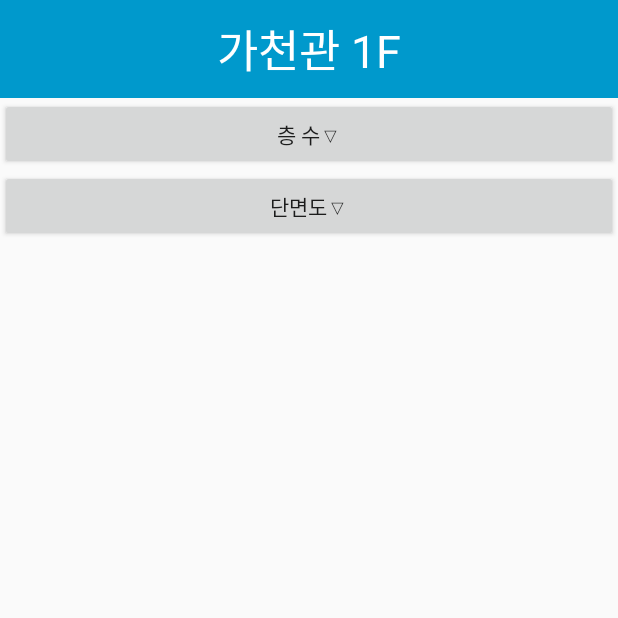
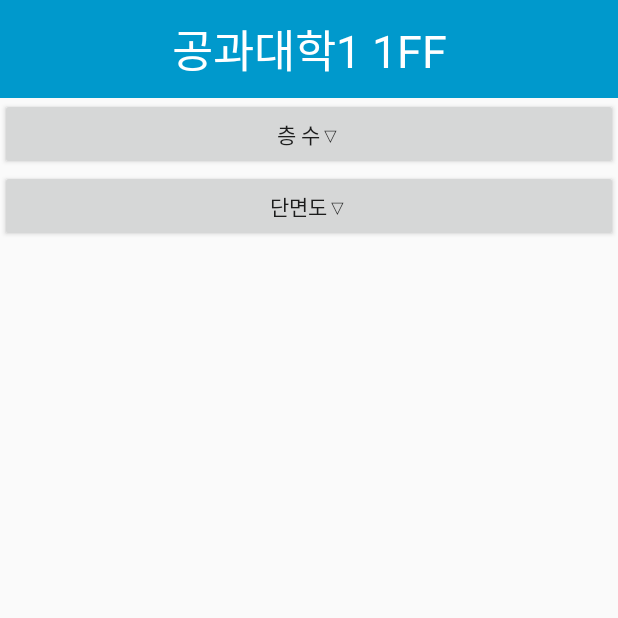
Before and after one commit to stafor94/FinalProject, an Android app: the screen it shows after launch (SeekActivity), after a tap on "공과대학1", on a phone screen of 412 x 824 dp, the top half of it. Run offline under Robolectric (Android 15) with nearby library versions, the phone set to English and light mode, and no system bars.

Commit message:
SeekActivity 레이아웃 & 코드 수정

```diff
--- a/app/src/main/java/com/stafor/gachonclass/SeekActivity.java
+++ b/app/src/main/java/com/stafor/gachonclass/SeekActivity.java
@@ -1,5 +1,6 @@
 package com.stafor.gachonclass;
 
+import android.content.Intent;
 import android.os.Bundle;
 import android.support.annotation.Nullable;
 import android.support.v7.app.AppCompatActivity;
@@ -7,12 +8,18 @@ import android.view.View;
 import android.widget.Button;
 import android.widget.ImageView;
 import android.widget.LinearLayout;
+import android.widget.TextView;
+
+import static com.stafor.gachonclass.R.array.building;
 
 public class SeekActivity extends AppCompatActivity {
     Button spreadBtn, spread2Btn;
+    Button[] floorBtns = new Button[15];
     LinearLayout layout;
     ImageView imageView;
     boolean[] isSpeard = new boolean[2];
+    TextView floorTv;
+    String floor = "1F";
     @Override
     protected void onCreate(@Nullable Bundle savedInstanceState) {
         super.onCreate(savedInstanceState);
@@ -21,8 +28,15 @@ public class SeekActivity extends AppCompatActivity {
         isSpeard[0] = false;
         isSpeard[1] = false;
 
-        layout = (LinearLayout) findViewById(R.id.layout_stairs);
+        floorTv = (TextView) findViewById(R.id.textView);
+        layout = (LinearLayout) findViewById(R.id.layout_floors);
         imageView = (ImageView) findViewById(R.id.imageView);
+
+        Intent myIntent = getIntent();
+        String building = myIntent.getStringExtra("building");
+        floorTv.setText(building + " " + floor + "F");
+        createFloors(building);
+
         spreadBtn = (Button) findViewById(R.id.btn_spread);
         spreadBtn.setOnClickListener(new View.OnClickListener() {
             @Override
@@ -53,5 +67,45 @@ public class SeekActivity extends AppCompatActivity {
                 }
             }
         });
+
+    }
+
+    public void createFloors(String building) {
+        if (building.equals("가천관"))
+            createButtons(-3, 7);
+        else if (building.equals("비전타워"))
+            createButtons(-3, 3);
+        else if (building.equals("공과대학1"))
+            createButtons(1, 5);
+        else if (building.equals("공과대학2"))
+            createButtons(1, 5);
+        else if (building.equals("바이오나노대학"))
+            createButtons(-2, 4);
+        else if(building.equals("공과대학2"))
+            createButtons(1, 6);
+    }
+
+    public void createButtons(int first, int last) {
+        int count = 0;
+        for (int i = first; i <= last; i++) {
+            floorBtns[count] = new Button(this);
+            if (i < 0) {
+                floorBtns[count].setText("B" + Integer.toString(-i));   // 지하
+            } else if (i == 0) {    // 0 처리
+                i++;
+                continue;
+            } else if (i > 0) { // 지상
+                floorBtns[count].setText(Integer.toString(i));
+            }
+            layout.addView(floorBtns[count]);
+            floorBtns[count].setOnClickListener(new View.OnClickListener() {
+                @Override
+                public void onClick(View v) {
+                    floor = ((Button)v).getText().toString();
+                    floorTv.setText(building + " " + floor + "F");
+                }
+            });
+            count++;
+        }
     }
 }
--- a/app/src/main/res/layout/activity_seek.xml
+++ b/app/src/main/res/layout/activity_seek.xml
@@ -29,56 +29,19 @@
         android:layout_height="wrap_content"
         android:orientation="vertical">
 
-        <LinearLayout
-            android:id="@+id/layout_stairs"
+        <HorizontalScrollView
             android:layout_width="match_parent"
-            android:layout_height="wrap_content"
-            android:orientation="horizontal"
-            android:visibility="gone">
+            android:layout_height="match_parent">
 
-            <Button
-                android:id="@+id/button11"
+            <LinearLayout
+                android:id="@+id/layout_floors"
                 android:layout_width="wrap_content"
-                android:layout_height="wrap_content"
-                android:layout_weight="1"
-                android:text="B1" />
+                android:layout_height="match_parent"
+                android:orientation="horizontal"
+                android:visibility="gone">
 
-            <Button
-                android:id="@+id/button9"
-                android:layout_width="wrap_content"
-                android:layout_height="wrap_content"
-                android:layout_weight="1"
-                android:text="1" />
-
-            <Button
-                android:id="@+id/button10"
-                android:layout_width="wrap_content"
-                android:layout_height="wrap_content"
-                android:layout_weight="1"
-                android:text="2" />
-
-            <Button
-                android:id="@+id/button8"
-                android:layout_width="wrap_content"
-                android:layout_height="wrap_content"
-                android:layout_weight="1"
-                android:text="3" />
-
-            <Button
-                android:id="@+id/button4"
-                android:layout_width="wrap_content"
-                android:layout_height="wrap_content"
-                android:layout_weight="1"
-                android:text="4" />
-
-            <Button
-                android:id="@+id/button12"
-                android:layout_width="wrap_content"
-                android:layout_height="wrap_content"
-                android:layout_weight="1"
-                android:text="5" />
-
-        </LinearLayout>
+            </LinearLayout>
+        </HorizontalScrollView>
 
         <Button
             android:id="@+id/btn_spread"
```
